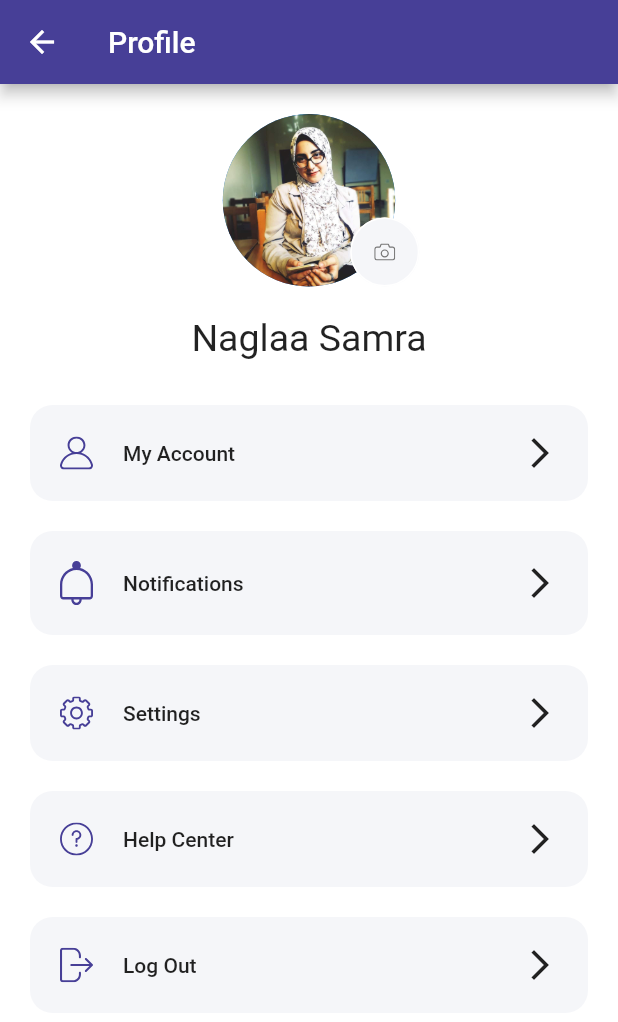
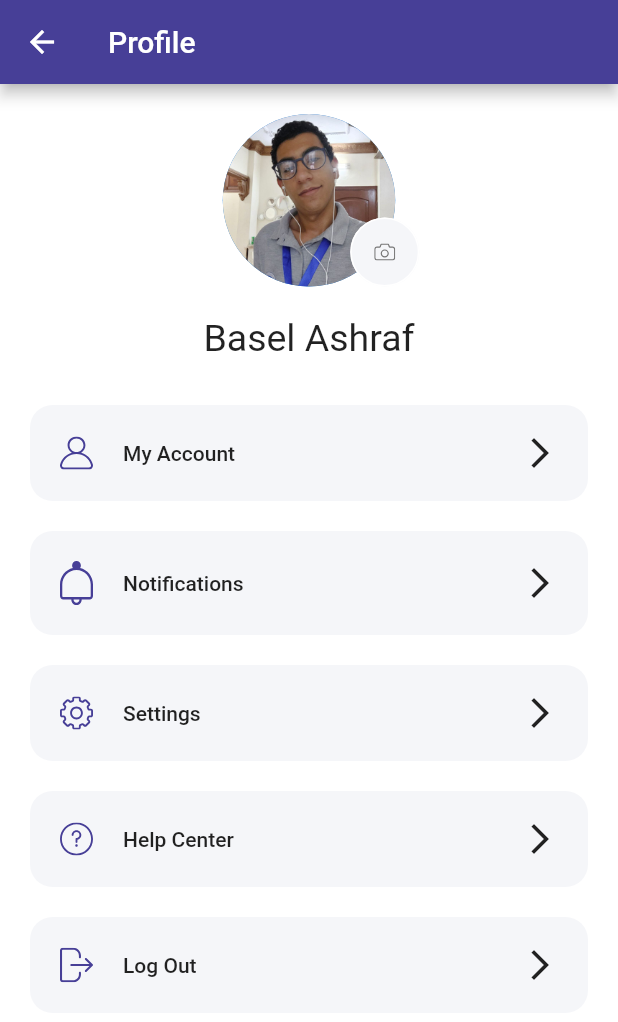
Before and after one commit to AbdulMablol/https---github.com-AbdulMablol-Covid-19-detector, a Flutter app: the ProfileScreen screen opened directly, on a phone screen of 412 x 824 dp. Shown: the top 1022 px of the screen. Run offline on Flutter 3.47's test engine with Material 2 defaults, Android fonts, the phone set to English and light mode, and no system bars; our stand-ins replace animated_text_kit, bubble_tab_indicator, fl_chart, flutter_svg.

Commit message:
Second commit

```diff
--- a/lib/screens/body.dart
+++ b/lib/screens/body.dart
@@ -13,7 +13,7 @@ class Body extends StatelessWidget {
           ProfilePic(),
           SizedBox(height: 20),
           Text(
-            'Naglaa Samra',
+            'Basel Ashraf',
             style: TextStyle(fontSize: 25),
           ),
           SizedBox(height: 20),
--- a/lib/screens/home_screen.dart
+++ b/lib/screens/home_screen.dart
@@ -207,7 +207,7 @@ class _HomeScreenState extends State<HomeScreen> {
                 FlatButton.icon(
                   padding: const EdgeInsets.symmetric(
                     vertical: 10.0,
-                    horizontal: 0.0,
+                    horizontal: 10.0,
                   ),
                   onPressed: () {
                     Navigator.push(
--- a/lib/screens/profile_pic.dart
+++ b/lib/screens/profile_pic.dart
@@ -18,7 +18,7 @@ class ProfilePic extends StatelessWidget {
         overflow: Overflow.visible,
         children: [
           CircleAvatar(
-            backgroundImage: AssetImage("assets/images/naglaa.png"),
+            backgroundImage: AssetImage("assets/images/basel.png"),
           ),
           Positioned(
             right: -16,
```
Also changed, not shown: lib/screens/sign_in_screen.dart (+8 -5 lines), assets/icons/Error.svg (added).
